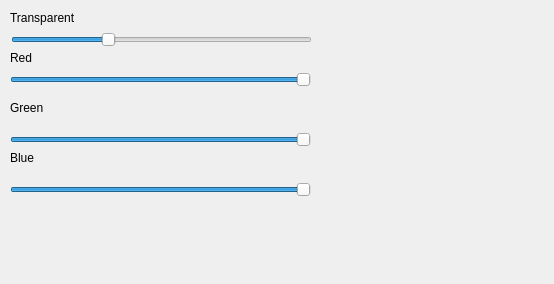
Before: the Qt Designer form ClocksSettings.ui in Roker2/ClocksOnWindows, drawn with Qt 5.
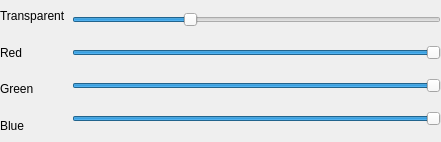
After: the same form once the commit is applied.

Commit message: ClocksSettings: Remake menu

The edit to the form file:
```diff
--- a/ClocksSettings.ui
+++ b/ClocksSettings.ui
@@ -6,93 +6,72 @@
    <rect>
     <x>0</x>
     <y>0</y>
-    <width>554</width>
-    <height>284</height>
+    <width>441</width>
+    <height>142</height>
    </rect>
   </property>
   <property name="windowTitle">
    <string>Form</string>
   </property>
-  <widget class="QSlider" name="Slider_Transparent">
+  <widget class="QWidget" name="">
    <property name="geometry">
     <rect>
-     <x>11</x>
-     <y>30</y>
-     <width>301</width>
-     <height>20</height>
+     <x>0</x>
+     <y>0</y>
+     <width>441</width>
+     <height>141</height>
     </rect>
    </property>
-   <property name="maximum">
-    <number>255</number>
-   </property>
-   <property name="value">
-    <number>80</number>
-   </property>
-   <property name="orientation">
-    <enum>Qt::Horizontal</enum>
-   </property>
-  </widget>
+   <layout class="QHBoxLayout" name="horizontalLayout">
+    <item>
+     <layout class="QVBoxLayout" name="verticalLayout_2">
+      <item>
   <widget class="QLabel" name="Label_Transparent">
-   <property name="geometry">
-    <rect>
-     <x>10</x>
-     <y>10</y>
-     <width>71</width>
-     <height>16</height>
-    </rect>
-   </property>
    <property name="text">
     <string>Transparent</string>
    </property>
   </widget>
+      </item>
+      <item>
   <widget class="QLabel" name="Label_Red">
-   <property name="geometry">
-    <rect>
-     <x>10</x>
-     <y>50</y>
-     <width>57</width>
-     <height>16</height>
-    </rect>
-   </property>
    <property name="text">
     <string>Red</string>
    </property>
   </widget>
+      </item>
+      <item>
   <widget class="QLabel" name="Label_Green">
-   <property name="geometry">
-    <rect>
-     <x>10</x>
-     <y>100</y>
-     <width>57</width>
-     <height>16</height>
-    </rect>
-   </property>
    <property name="text">
     <string>Green</string>
    </property>
   </widget>
+      </item>
+      <item>
   <widget class="QLabel" name="Label_Blue">
-   <property name="geometry">
-    <rect>
-     <x>10</x>
-     <y>150</y>
-     <width>57</width>
-     <height>16</height>
-    </rect>
-   </property>
    <property name="text">
     <string>Blue</string>
    </property>
   </widget>
+      </item>
+     </layout>
+    </item>
+    <item>
+     <layout class="QVBoxLayout" name="verticalLayout">
+      <item>
+       <widget class="QSlider" name="Slider_Transparent">
+        <property name="maximum">
+         <number>255</number>
+        </property>
+        <property name="value">
+         <number>80</number>
+        </property>
+        <property name="orientation">
+         <enum>Qt::Horizontal</enum>
+        </property>
+       </widget>
+      </item>
+      <item>
   <widget class="QSlider" name="Slider_Red">
-   <property name="geometry">
-    <rect>
-     <x>10</x>
-     <y>70</y>
-     <width>301</width>
-     <height>20</height>
-    </rect>
-   </property>
    <property name="maximum">
     <number>255</number>
    </property>
@@ -103,15 +82,9 @@
     <enum>Qt::Horizontal</enum>
    </property>
   </widget>
+      </item>
+      <item>
   <widget class="QSlider" name="Slider_Green">
-   <property name="geometry">
-    <rect>
-     <x>10</x>
-     <y>130</y>
-     <width>301</width>
-     <height>20</height>
-    </rect>
-   </property>
    <property name="maximum">
     <number>255</number>
    </property>
@@ -122,15 +95,9 @@
     <enum>Qt::Horizontal</enum>
    </property>
   </widget>
+      </item>
+      <item>
   <widget class="QSlider" name="Slider_Blue">
-   <property name="geometry">
-    <rect>
-     <x>10</x>
-     <y>180</y>
-     <width>301</width>
-     <height>20</height>
-    </rect>
-   </property>
    <property name="maximum">
     <number>255</number>
    </property>
@@ -140,6 +107,11 @@
    <property name="orientation">
     <enum>Qt::Horizontal</enum>
    </property>
+       </widget>
+      </item>
+     </layout>
+    </item>
+   </layout>
   </widget>
  </widget>
  <resources/>
```
Lines whose indentation alone changed are shown as unchanged.
